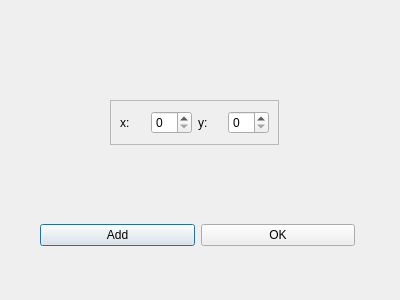
Old version of the form BigProject/setinputdialog.ui in the repository HaoyunHong/Analog-interface-of-digital-microfluidic-biochip.
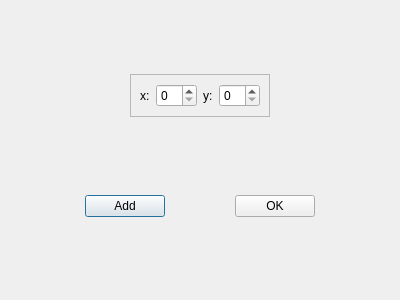
New version of the form.

```diff
--- a/BigProject/setinputdialog.ui
+++ b/BigProject/setinputdialog.ui
@@ -13,41 +13,35 @@
   <property name="windowTitle">
    <string>Dialog</string>
   </property>
-  <widget class="QWidget" name="widget" native="true">
-   <property name="geometry">
-    <rect>
-     <x>40</x>
-     <y>210</y>
-     <width>315</width>
-     <height>50</height>
-    </rect>
-   </property>
-   <layout class="QHBoxLayout" name="horizontalLayout">
-    <item>
-     <widget class="QPushButton" name="addButton">
-      <property name="text">
-       <string>Add</string>
-      </property>
-     </widget>
-    </item>
-    <item>
-     <widget class="QPushButton" name="okButton">
-      <property name="text">
-       <string>OK</string>
-      </property>
-     </widget>
-    </item>
-   </layout>
-  </widget>
+  <layout class="QGridLayout" name="gridLayout">
+   <item row="0" column="1">
+    <spacer name="verticalSpacer_2">
+     <property name="orientation">
+      <enum>Qt::Vertical</enum>
+     </property>
+     <property name="sizeHint" stdset="0">
+      <size>
+       <width>20</width>
+       <height>49</height>
+      </size>
+     </property>
+    </spacer>
+   </item>
+   <item row="1" column="0">
+    <spacer name="horizontalSpacer_4">
+     <property name="orientation">
+      <enum>Qt::Horizontal</enum>
+     </property>
+     <property name="sizeHint" stdset="0">
+      <size>
+       <width>95</width>
+       <height>20</height>
+      </size>
+     </property>
+    </spacer>
+   </item>
+   <item row="1" column="1">
   <widget class="QFrame" name="frame">
-   <property name="geometry">
-    <rect>
-     <x>110</x>
-     <y>100</y>
-     <width>169</width>
-     <height>45</height>
-    </rect>
-   </property>
    <property name="frameShape">
     <enum>QFrame::StyledPanel</enum>
    </property>
@@ -77,6 +71,106 @@
     </item>
    </layout>
   </widget>
+   </item>
+   <item row="1" column="2">
+    <spacer name="horizontalSpacer_5">
+     <property name="orientation">
+      <enum>Qt::Horizontal</enum>
+     </property>
+     <property name="sizeHint" stdset="0">
+      <size>
+       <width>94</width>
+       <height>20</height>
+      </size>
+     </property>
+    </spacer>
+   </item>
+   <item row="2" column="1">
+    <spacer name="verticalSpacer">
+     <property name="orientation">
+      <enum>Qt::Vertical</enum>
+     </property>
+     <property name="sizeHint" stdset="0">
+      <size>
+       <width>20</width>
+       <height>48</height>
+      </size>
+     </property>
+    </spacer>
+   </item>
+   <item row="3" column="0" colspan="3">
+    <widget class="QWidget" name="widget" native="true">
+     <layout class="QHBoxLayout" name="horizontalLayout">
+      <item>
+       <spacer name="horizontalSpacer">
+        <property name="orientation">
+         <enum>Qt::Horizontal</enum>
+        </property>
+        <property name="sizeHint" stdset="0">
+         <size>
+          <width>44</width>
+          <height>20</height>
+         </size>
+        </property>
+       </spacer>
+      </item>
+      <item>
+       <widget class="QPushButton" name="addButton">
+        <property name="text">
+         <string>Add</string>
+        </property>
+       </widget>
+      </item>
+      <item>
+       <spacer name="horizontalSpacer_2">
+        <property name="orientation">
+         <enum>Qt::Horizontal</enum>
+        </property>
+        <property name="sizeHint" stdset="0">
+         <size>
+          <width>45</width>
+          <height>20</height>
+         </size>
+        </property>
+       </spacer>
+      </item>
+      <item>
+       <widget class="QPushButton" name="okButton">
+        <property name="text">
+         <string>OK</string>
+        </property>
+       </widget>
+      </item>
+      <item>
+       <spacer name="horizontalSpacer_3">
+        <property name="orientation">
+         <enum>Qt::Horizontal</enum>
+        </property>
+        <property name="sizeHint" stdset="0">
+         <size>
+          <width>44</width>
+          <height>20</height>
+         </size>
+        </property>
+       </spacer>
+      </item>
+     </layout>
+    </widget>
+   </item>
+   <item row="4" column="1">
+    <spacer name="verticalSpacer_3">
+     <property name="orientation">
+      <enum>Qt::Vertical</enum>
+     </property>
+     <property name="sizeHint" stdset="0">
+      <size>
+       <width>20</width>
+       <height>49</height>
+      </size>
+     </property>
+    </spacer>
+   </item>
+  </layout>
  </widget>
  <resources/>
  <connections/>
```
Lines whose indentation alone changed are shown as unchanged.
